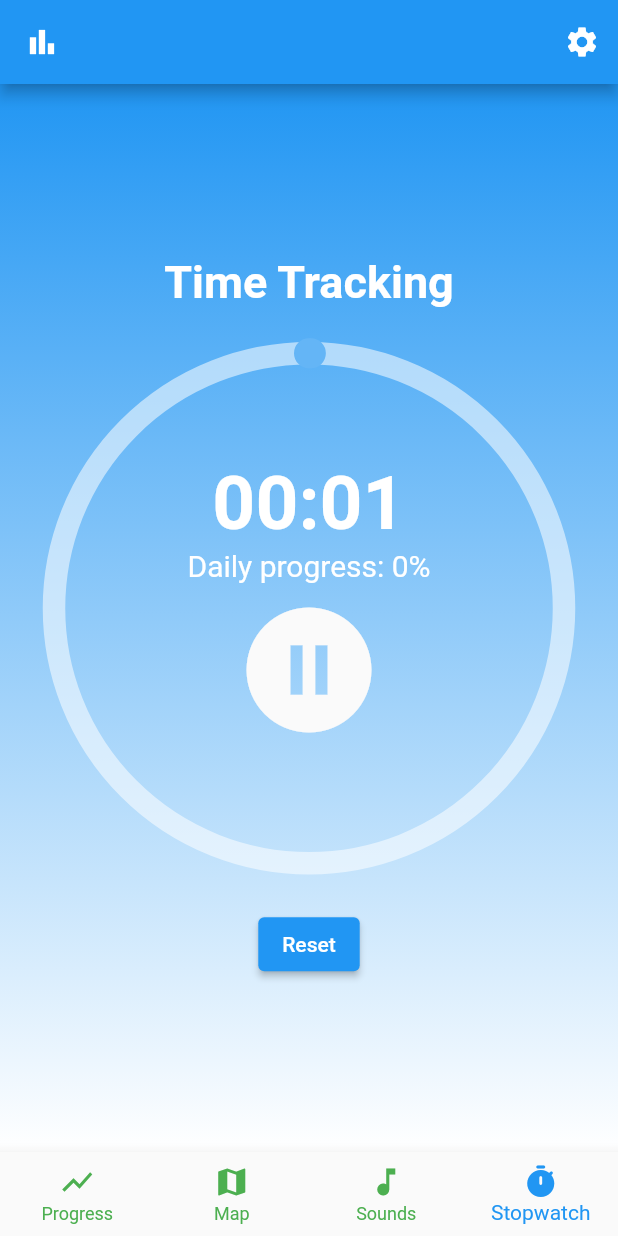
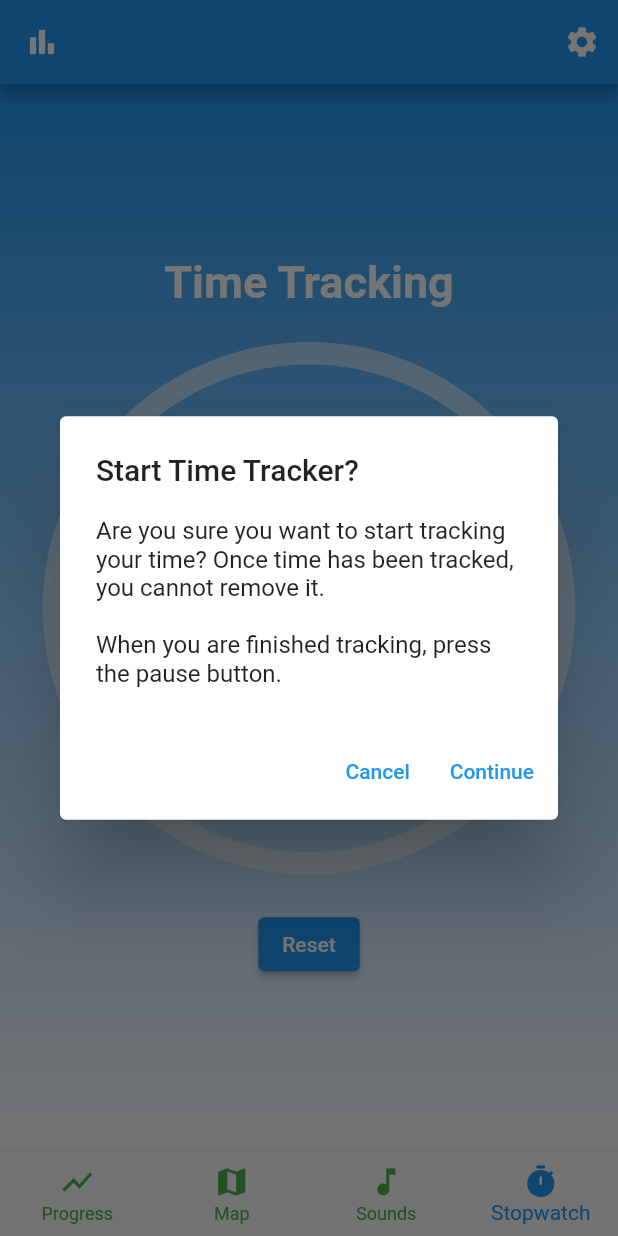
Before and after one commit to CodeCatCreations/Urban-Escape, a Flutter app: the screen it shows after launch, item 4 of the bottom bar chosen, after a tap on the "play circle filled" icon, on a phone screen of 412 x 824 dp. Run offline on Flutter 3.47's test engine with Material 2 defaults, Android fonts, the phone set to English and light mode, and no system bars; drawn by our look-alikes of percent_indicator; our stand-ins replace audioplayers, fl_chart, google_maps_flutter, shared_preferences; missing offline and left inert: mysql1; Roboto replaces fonts that are missing (Pacifico).

Commit message:
time_tracking: added control before tracker start

```diff
--- a/lib/app_pages/time_page/time_tracking.dart
+++ b/lib/app_pages/time_page/time_tracking.dart
@@ -185,8 +185,14 @@ class _TimeTrackingPageState extends State<TimeTrackingPage> {
                           iconSize: 100,
                           onPressed: () {
                             setState(() {
-                              click = !click;
-                              (click == false) ? startTimer() : stopTimer(context);
+                              if (click) {
+                                _showMyDialog();
+                              } else {
+                                click = !click;
+                                stopTimer(context);
+                              }
+                              //click = !click;
+                              //(click == false) ? startTimer() : stopTimer(context);
                             });
                           },
                           icon: Icon((click == false) ? Icons.pause_circle_filled :
@@ -220,4 +226,39 @@ class _TimeTrackingPageState extends State<TimeTrackingPage> {
       ),
     );
   }
+
+  Future<void> _showMyDialog() async {
+  return showDialog<void>(
+    context: context,
+    builder: (BuildContext context) {
+      return AlertDialog(
+        title: const Text('Start Time Tracker?'),
+        content: const SingleChildScrollView(
+          child: ListBody(
+            children: <Widget>[
+              Text('Are you sure you want to start tracking your time? Once time has been tracked, you cannot remove it.'),
+              Text('\nWhen you are finished tracking, press the pause button.'),
+            ],
+          ),
+        ),
+        actions: <Widget>[
+          TextButton(
+            child: const Text('Cancel'),
+            onPressed: () {
+              Navigator.of(context).pop();
+            },
+          ),
+          TextButton(
+            child: const Text('Continue'),
+            onPressed: () {
+              click = !click;
+              startTimer();
+              Navigator.of(context).pop();
+            },
+          ),
+        ],
+      );
+    },
+  );
 }
+}
```
